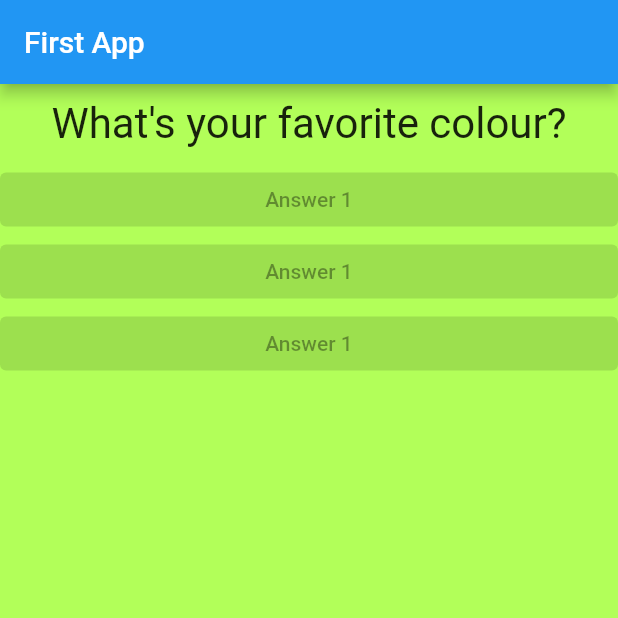
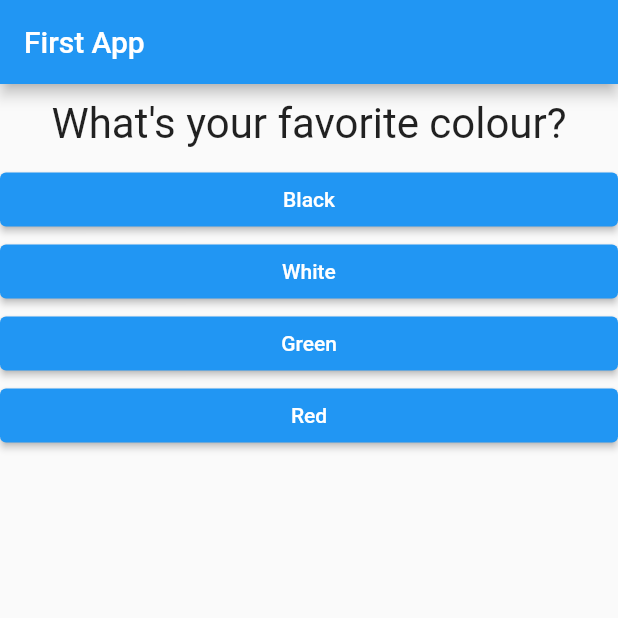
Before and after one commit to KhawajaWorks/Quiz-App, a Flutter app: the screen it shows after launch, on a phone screen of 412 x 824 dp, the top half of it. Run offline on Flutter 3.47's test engine with Material 2 defaults, Android fonts, the phone set to English and light mode, and no system bars.

Commit message:
changed questions to a list of maps containing questions and ther answers

```diff
--- a/lib/answers.dart
+++ b/lib/answers.dart
@@ -1,14 +1,17 @@
 import 'package:flutter/material.dart';
 
 class Answer extends StatelessWidget {
+  final VoidCallback selectHandler;
+  final String answerText;
+  const Answer(this.selectHandler, this.answerText);
   @override
   Widget build(BuildContext context) {
-    return Container(
+    return SizedBox(
       width: double.infinity,
       child: ElevatedButton(
-        style: ElevatedButton.styleFrom(primary: Colors.red),
-        onPressed: null,
-        child: Text('Answer 1'),
+        style: ElevatedButton.styleFrom(primary: Colors.blue),
+        onPressed: selectHandler,
+        child: Text(answerText),
       ),
     );
   }
--- a/lib/main.dart
+++ b/lib/main.dart
@@ -14,7 +14,7 @@ class MyApp extends StatefulWidget {
 
 class _MyAppState extends State<MyApp> {
   var _questionIndex = 0;
-  void answerQuestion() {
+  void _answerQuestion() {
     setState(() {
       _questionIndex = _questionIndex + 1;
     });
@@ -24,10 +24,19 @@ class _MyAppState extends State<MyApp> {
 
   @override
   Widget build(BuildContext context) {
-    var questions = [
-      "What's your favorite colour?",
-      "What's your favorite hobby?",
-      "What's your favorite food?"
+    const questions = [
+      {
+        "questionText": "What's your favorite colour?",
+        "answers": ["Black", "White", "Green", "Red"]
+      },
+      {
+        "questionText": "What's your favorite animal?",
+        "answers": ["Rabbit", "Snake", "Lion", "Bull"]
+      },
+      {
+        "questionText": "What's your favorite food?",
+        "answers": ["Pizza", "Pie", "Bread", "Pastry"]
+      },
     ];
 
     return MaterialApp(
@@ -37,13 +46,15 @@ class _MyAppState extends State<MyApp> {
         ),
         body: Column(
           children: [
-            Question(questions[_questionIndex]),
-            Answer(),
-            Answer(),
-            Answer(),
+            Question(
+              questions[_questionIndex]['questionText'].toString(),
+            ),
+            ...(questions[_questionIndex]['answers'] as List<String>)
+                .map((answer) {
+              return Answer(_answerQuestion, answer);
+            }).toList()
           ],
         ),
-        backgroundColor: Colors.lightGreenAccent,
       ),
     );
   }
```
